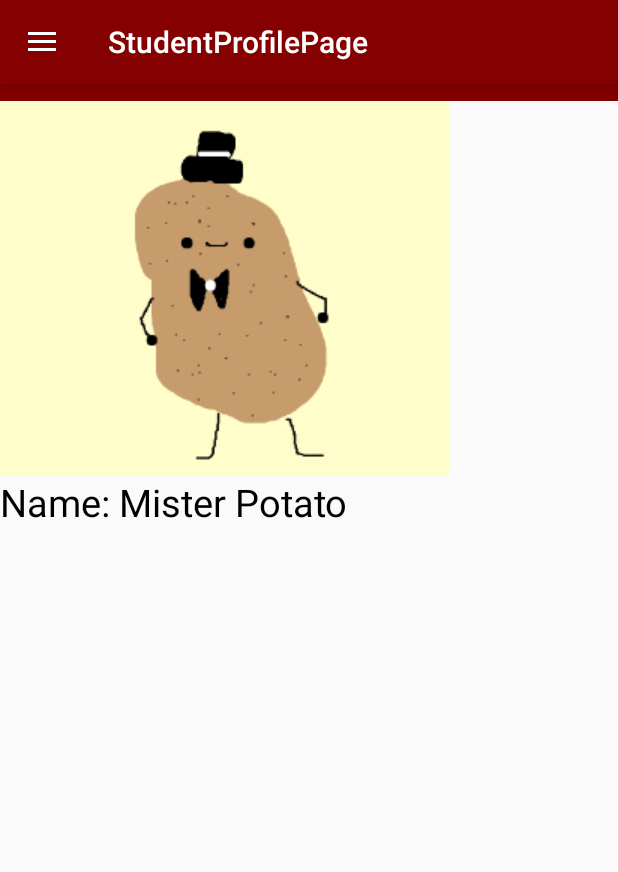
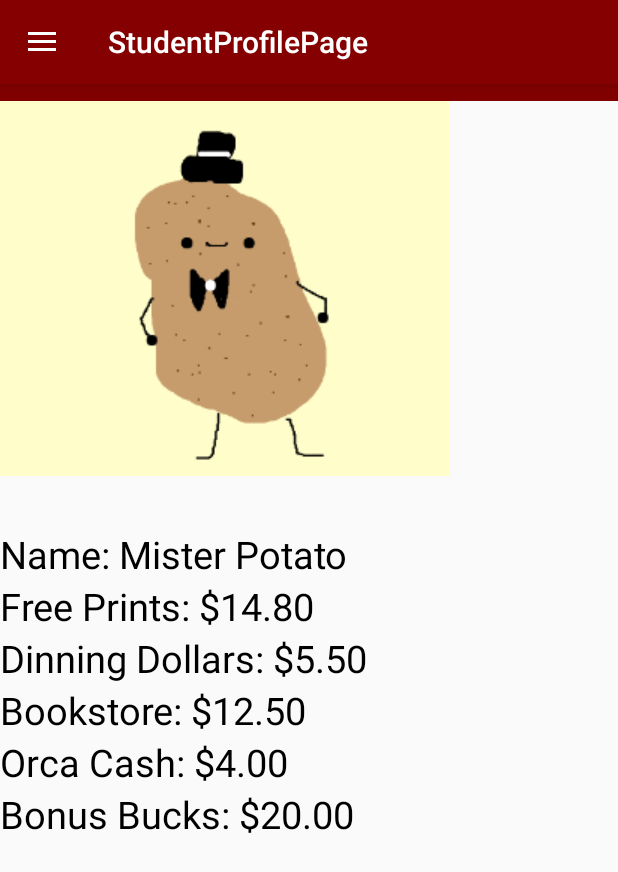
Before and after one commit to collinmay/mywcc-app, an Android app: the StudentProfilePage screen opened directly, with no data from a screen before it, on a phone screen of 412 x 824 dp. Shown: the top 872 px of the screen. Run offline under Robolectric (Android 15) with nearby library versions, the phone set to English and light mode, and no system bars.

Commit message:
completed student profile page.

```diff
--- a/app/src/main/java/edu/whatcom/mywcc/StudentProfilePage.java
+++ b/app/src/main/java/edu/whatcom/mywcc/StudentProfilePage.java
@@ -29,6 +29,12 @@ import edu.whatcom.mywcc.models.StudentProfile;
 public class StudentProfilePage extends AppCompatActivity
         implements NavigationView.OnNavigationItemSelectedListener{
     TextView studentName;
+    TextView dinningDollars;
+    TextView bookStore;
+    TextView orcaCash;
+    TextView freePrints;
+    TextView bonusBucks;
+
     @Override
     protected void onCreate(Bundle savedInstanceState) {
         super.onCreate(savedInstanceState);
@@ -46,8 +52,23 @@ public class StudentProfilePage extends AppCompatActivity
 
         StudentProfile profile = new StaticBackend().getStudentProfile();
         studentName = (TextView) findViewById(R.id.student_Name);
+        studentName.setText("Name: " + profile.orcaStudentName);
 
-        studentName.setText("Name: " + profile.orcaStudentName);
+        freePrints = (TextView) findViewById(R.id.free_Prints);
+        freePrints.setText("Free Prints: " + profile.orcaCardFreePrints);
+
+        dinningDollars = (TextView) findViewById(R.id.Dinning_dollars);
+        dinningDollars.setText("Dinning Dollars: " + profile.orcaCardDiningDollars);
+
+        bookStore = (TextView)findViewById(R.id.bookstore);
+        bookStore.setText("Bookstore: " + profile.orcaCardBookstore);
+
+        orcaCash = (TextView) findViewById(R.id.Orca_cash);
+        orcaCash.setText("Orca Cash: " + profile.orcaCash);
+
+        bonusBucks = (TextView)findViewById(R.id.Bonus_bucks);
+        bonusBucks.setText("Bonus Bucks: " + profile.orcaCardBonusBucks);
+
     }
 
     @Override
--- a/app/src/main/java/edu/whatcom/mywcc/models/StudentProfile.java
+++ b/app/src/main/java/edu/whatcom/mywcc/models/StudentProfile.java
@@ -6,10 +6,11 @@ import java.util.List;
 import java.util.Map;
 
 public class StudentProfile {
-    public int orcaCardFreePrints = 1480;
-    public int orcaCardDiningDollars = 430;
-    public int orcaCardBookstore = 1000000;
-    public int orcaCardBonusBucks = 1337;
+    public String orcaCardFreePrints = "$14.80";
+    public String orcaCardDiningDollars = "$5.50";
+    public String orcaCardBookstore = "$12.50";
+    public String orcaCardBonusBucks = "$20.00";
+    public String orcaCash = "$4.00";
     public String orcaStudentName = "Mister Potato";
 
     public List<CanvasAssignment> canvasAssignments = new ArrayList<>();
--- a/app/src/main/res/layout/content_student_profile_page.xml
+++ b/app/src/main/res/layout/content_student_profile_page.xml
@@ -28,7 +28,13 @@
                 android:layout_width="wrap_content"
                 android:layout_height="wrap_content"
                 android:src="@drawable/mister_potato_pic" />
-
+            <TextView
+                android:id="@+id/blank"
+                android:layout_width="match_parent"
+                android:layout_height="wrap_content"
+                android:text=""
+                android:textColor="#000000"
+                android:textSize = "25sp"/>
             <TextView
                 android:id="@+id/student_Name"
                 android:layout_width="match_parent"
@@ -36,6 +42,41 @@
                 android:text="Name: "
                 android:textColor="#000000"
                 android:textSize="25sp" />
+            <TextView
+                android:id="@+id/free_Prints"
+                android:layout_width="match_parent"
+                android:layout_height="wrap_content"
+                android:text="Free Prints: "
+                android:textColor="#000000"
+                android:textSize = "25sp"/>
+            <TextView
+                android:id="@+id/Dinning_dollars"
+                android:layout_width="match_parent"
+                android:layout_height="wrap_content"
+                android:text="Dinning Dollars: "
+                android:textColor="#000000"
+                android:textSize = "25sp"/>
+            <TextView
+                android:id="@+id/bookstore"
+                android:layout_width="match_parent"
+                android:layout_height="wrap_content"
+                android:text="Bookstore: "
+                android:textColor="#000000"
+                android:textSize = "25sp"/>
+            <TextView
+                android:id="@+id/Orca_cash"
+                android:layout_width="match_parent"
+                android:layout_height="wrap_content"
+                android:text="Orca Cash: "
+                android:textColor="#000000"
+                android:textSize = "25sp"/>
+            <TextView
+                android:id="@+id/Bonus_bucks"
+                android:layout_width="match_parent"
+                android:layout_height="wrap_content"
+                android:text="Bonus bucks: "
+                android:textColor="#000000"
+                android:textSize = "25sp"/>
 
         </LinearLayout>
     </ScrollView>
--- a/app/src/main/res/menu/activity_student_profile_page_drawer.xml
+++ b/app/src/main/res/menu/activity_student_profile_page_drawer.xml
@@ -6,7 +6,7 @@
     <group android:checkableBehavior="single">
         <item
             android:id="@+id/nav_home_page"
-            android:icon="@drawable/studentid"
+            android:icon="@drawable/home_icon"
             android:title="Home Page" />
         <item
             android:id="@+id/nav_student_profile"
```
